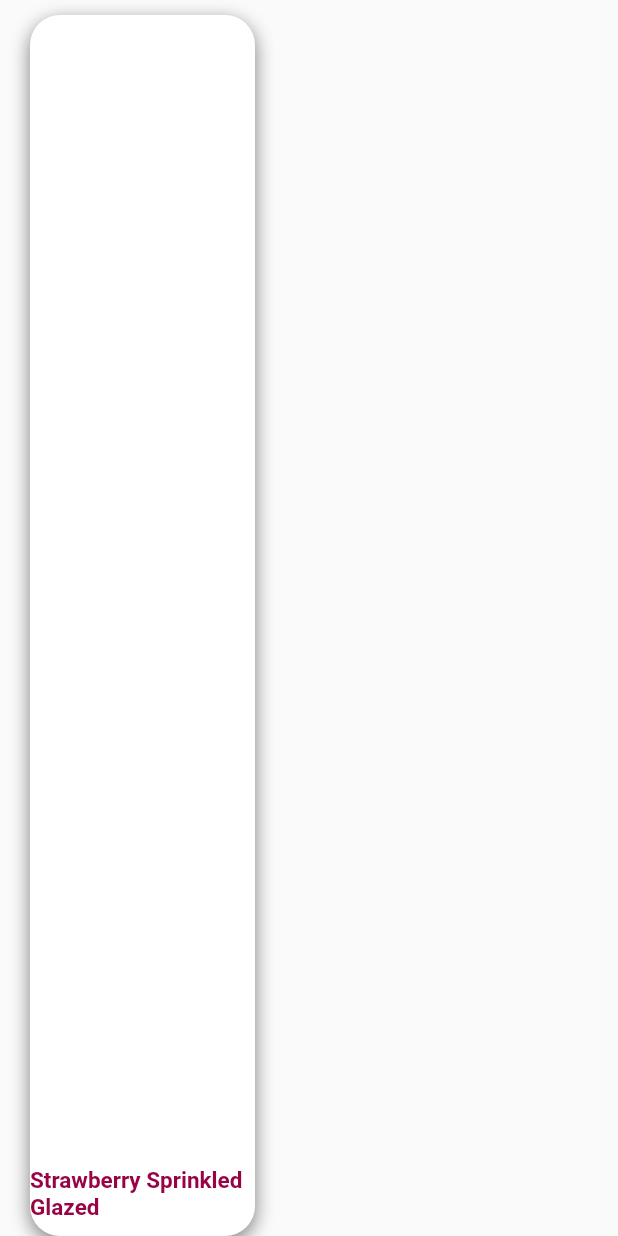
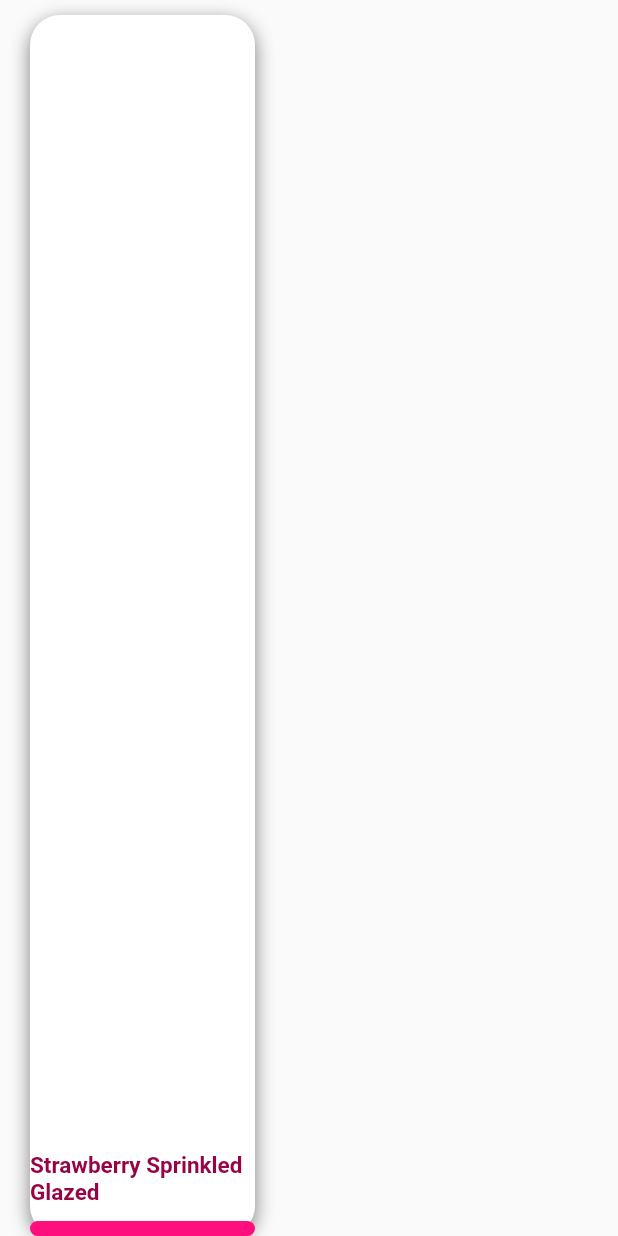
Before and after one commit to StaunchNova/donut_shop, a Flutter app: the DonutCard widget shown alone on an empty page, opened directly with sample values from the repository, on a phone screen of 412 x 824 dp. Run offline on Flutter 3.47's test engine with Material 2 defaults, Android fonts, the phone set to English and light mode, and no system bars; missing offline and left inert: dart:ffi; network calls fail.

Commit message:
still working on donut card

```diff
--- a/lib/widgets.dart
+++ b/lib/widgets.dart
@@ -407,6 +407,14 @@ class DonutCard extends StatelessWidget {
               const SizedBox(
                 height: 10,
               ),
+              Container(
+                decoration: BoxDecoration(
+                  color: Utils.mainColor,
+                  borderRadius: BorderRadius.circular(20),
+                ),
+                padding:
+                    EdgeInsets.only(left: 10, right: 10, top: 5, bottom: 5),
+              )
             ],
           ),
         )
```
